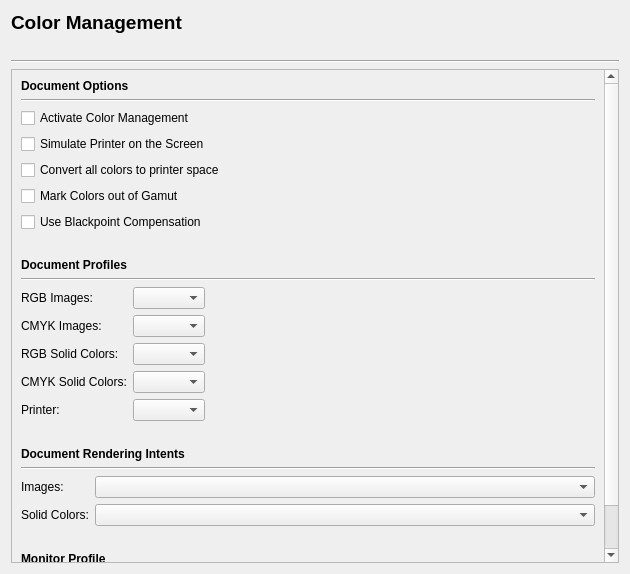
Before: the Qt Designer form scribus/ui/prefs_colormanagementbase.ui in scribusproject/scribus, drawn with Qt 5.
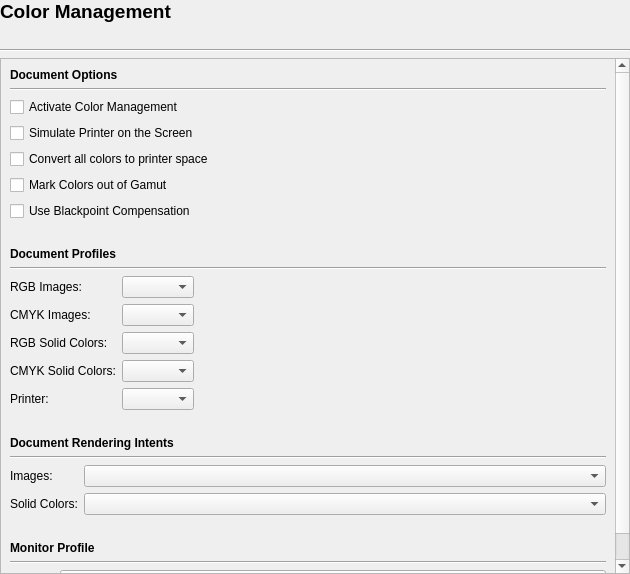
After: the same form once the commit is applied.

The edit to the form file:
```diff
--- a/scribus/ui/prefs_colormanagementbase.ui
+++ b/scribus/ui/prefs_colormanagementbase.ui
@@ -16,6 +16,18 @@
    <string notr="true">Form</string>
   </property>
   <layout class="QVBoxLayout" name="verticalLayout">
+   <property name="leftMargin">
+    <number>0</number>
+   </property>
+   <property name="topMargin">
+    <number>0</number>
+   </property>
+   <property name="rightMargin">
+    <number>0</number>
+   </property>
+   <property name="bottomMargin">
+    <number>0</number>
+   </property>
    <item>
     <widget class="QLabel" name="titleLabel">
      <property name="font">
```
